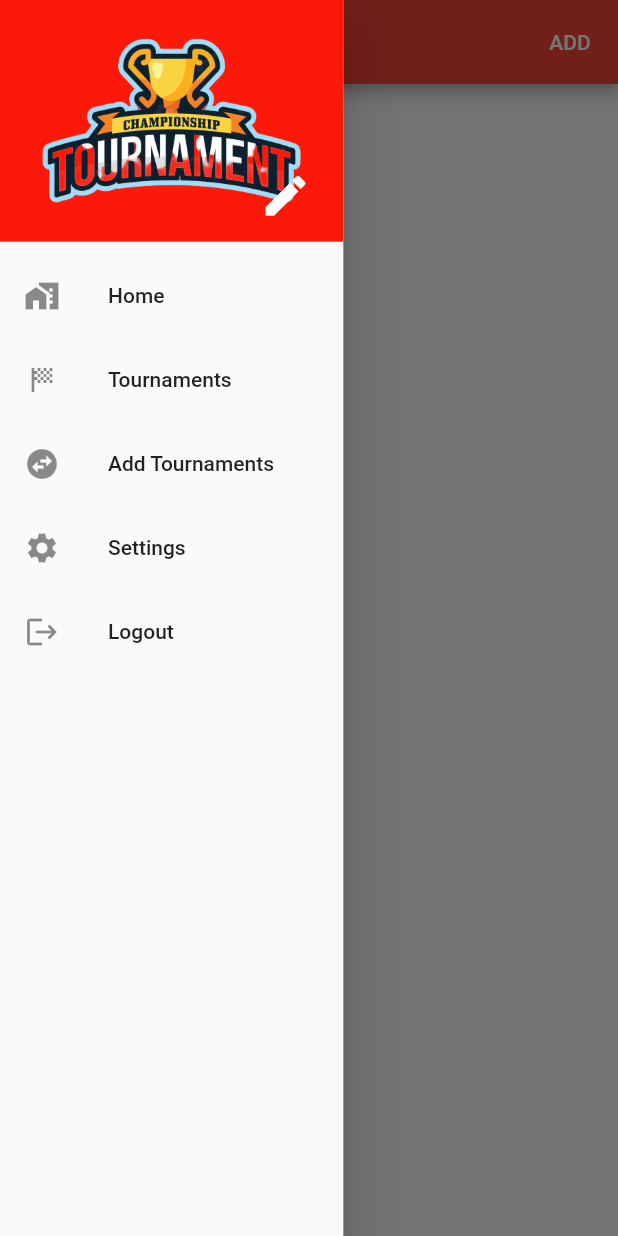
After one commit to pranavpv773/tournament_lotting, a Flutter app: the HomeScreen screen opened directly, with the side drawer open, on a phone screen of 412 x 824 dp. The commit adds this screen. Run offline on Flutter 3.47's test engine with Material 2 defaults, Android fonts, the phone set to English and light mode, and no system bars; network calls fail.

Commit message:
home sccreen started

```diff
--- a/lib/app/home/view/home.dart
+++ b/lib/app/home/view/home.dart
@@ -1,12 +1,54 @@
 import 'package:flutter/material.dart';
-import 'package:flutter/src/foundation/key.dart';
-import 'package:flutter/src/widgets/framework.dart';
+import 'package:tournament_lotter/app/constants/colors/colors.dart';
+import 'package:tournament_lotter/app/routes/routes.dart';
+
+import 'widgets/navdrawer.dart';
 
 class HomeScreen extends StatelessWidget {
-  const HomeScreen({Key? key}) : super(key: key);
+  HomeScreen({Key? key}) : super(key: key);
+  final GlobalKey<ScaffoldState> _scaffoldKey = GlobalKey<ScaffoldState>();
 
   @override
   Widget build(BuildContext context) {
-    return Scaffold();
+    return Scaffold(
+        // backgroundColor: kWhite,
+        key: _scaffoldKey,
+        endDrawerEnableOpenDragGesture: false,
+        appBar: AppBar(
+          actions: [
+            TextButton(
+              onPressed: () {
+                // RoutesProvider.nextScreen(
+                //   screen: const AddItems(),
+                // );
+              },
+              child: Text(
+                "ADD",
+                style: TextStyle(
+                  color: kWhite,
+                ),
+              ),
+            ),
+          ],
+          shape: const RoundedRectangleBorder(
+            borderRadius: BorderRadius.only(
+              bottomRight: Radius.circular(0),
+              bottomLeft: Radius.circular(0),
+            ),
+          ),
+          iconTheme: IconThemeData(color: kWhite),
+          leading: IconButton(
+            icon: CircleAvatar(
+              backgroundColor: kWhite,
+              radius: 110,
+              backgroundImage: const AssetImage(
+                'assets/trophy.gif',
+              ),
+            ),
+            onPressed: () => _scaffoldKey.currentState?.openDrawer(),
+          ),
+        ),
+        drawer: const NavDrawer(),
+        body: Container());
   }
 }
--- /dev/null
+++ b/lib/app/home/view/widgets/navdrawer.dart
@@ -0,0 +1,104 @@
+// ignore_for_file: deprecated_member_use
+import 'dart:convert';
+import 'package:flutter/material.dart';
+import 'package:provider/provider.dart';
+import 'package:tournament_lotter/app/constants/colors/colors.dart';
+
+class NavDrawer extends StatelessWidget {
+  const NavDrawer({Key? key}) : super(key: key);
+
+  @override
+  Widget build(BuildContext context) {
+    return SafeArea(
+      child: SizedBox(
+        height: MediaQuery.of(context).size.height,
+        width: MediaQuery.of(context).size.width / 1.8,
+        child: Drawer(
+          child: Column(
+            mainAxisAlignment: MainAxisAlignment.spaceBetween,
+            children: [
+              Column(
+                children: <Widget>[
+                  DrawerHeader(
+                      decoration: BoxDecoration(
+                        color: kPrimary,
+                        image: const DecorationImage(
+                          fit: BoxFit.cover,
+                          image:
+                              AssetImage('assets/carroms/tournament_logo.png'),
+                        ),
+                      ),
+                      child: Row(
+                        crossAxisAlignment: CrossAxisAlignment.end,
+                        mainAxisAlignment: MainAxisAlignment.spaceBetween,
+                        children: [
+                          Text(
+                            '',
+                            style: TextStyle(color: kWhite),
+                          ),
+                          IconButton(
+                            onPressed: () {
+                              // RoutesProvider.nextScreen(
+                              //   screen: const EditUserScreen(),
+                              // );
+                            },
+                            icon: Icon(
+                              Icons.edit,
+                              color: kWhite,
+                              size: 35,
+                            ),
+                          )
+                        ],
+                      )),
+                  ListTile(
+                    leading: const Icon(
+                      Icons.maps_home_work,
+                    ),
+                    title: const Text(
+                      'Home',
+                    ),
+                    onTap: () {},
+                  ),
+                  ListTile(
+                    leading: const Icon(Icons.sports_score_outlined),
+                    title: const Text(
+                      'Tournaments',
+                    ),
+                    onTap: () {},
+                  ),
+                  ListTile(
+                    leading: const Icon(
+                      Icons.swap_horizontal_circle_sharp,
+                    ),
+                    title: const Text(
+                      'Add Tournaments',
+                    ),
+                    onTap: () {},
+                  ),
+                  ListTile(
+                    leading: const Icon(
+                      Icons.settings,
+                    ),
+                    title: const Text(
+                      'Settings',
+                    ),
+                    onTap: () {},
+                  ),
+                  ListTile(
+                    leading: const Icon(
+                      Icons.logout,
+                    ),
+                    title: const Text(
+                      'Logout',
+                    ),
+                    onTap: () => {},
+                  ),
+                ],
+              ),
+            ],
+          ),
+        ),
+      ),
+    );
+  }
+}
--- a/lib/app/register/view/register.dart
+++ b/lib/app/register/view/register.dart
@@ -1,7 +1,9 @@
 import 'package:flutter/material.dart';
 import 'package:provider/provider.dart';
 import 'package:tournament_lotter/app/constants/colors/colors.dart';
+import 'package:tournament_lotter/app/home/view/home.dart';
 import 'package:tournament_lotter/app/register/view_model/register_provider.dart';
+import 'package:tournament_lotter/app/routes/routes.dart';
 import 'widgets/password.dart';
 import 'widgets/textfield.dart';
 
@@ -83,20 +85,10 @@ class RegisterApp extends StatelessWidget {
                         ),
                       ),
                       onPressed: (() {
-                        context.read<RegisterProvider>().signUp(
-                              context,
-                              context.read<RegisterProvider>().email.text,
-                              context.read<RegisterProvider>().password.text,
-                              context.read<RegisterProvider>().userName.text,
-                              context.read<RegisterProvider>().phoneNumber.text,
-                              context
-                                  .read<RegisterProvider>()
-                                  .confirmPassword
-                                  .text,
-                            );
+                        RoutesProvider.removeScreenUntil(screen: HomeScreen());
                       }),
                       child: const Text(
-                        "SIGN UP",
+                        "REGISTER",
                       ),
                     ),
                   ),
```
